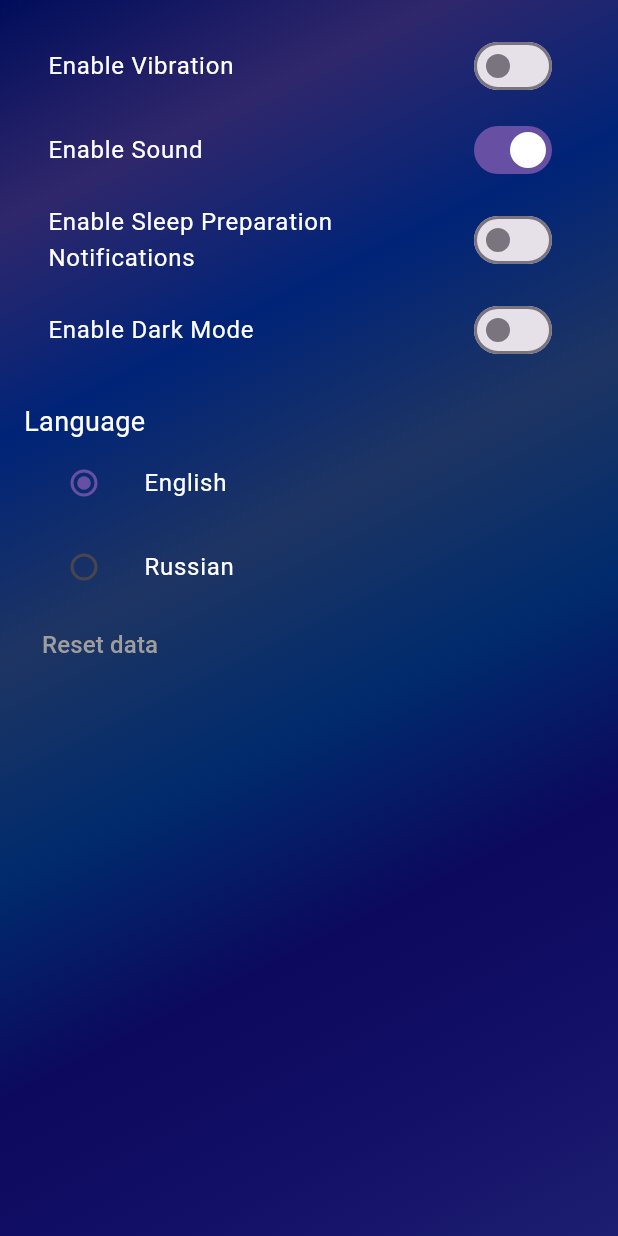
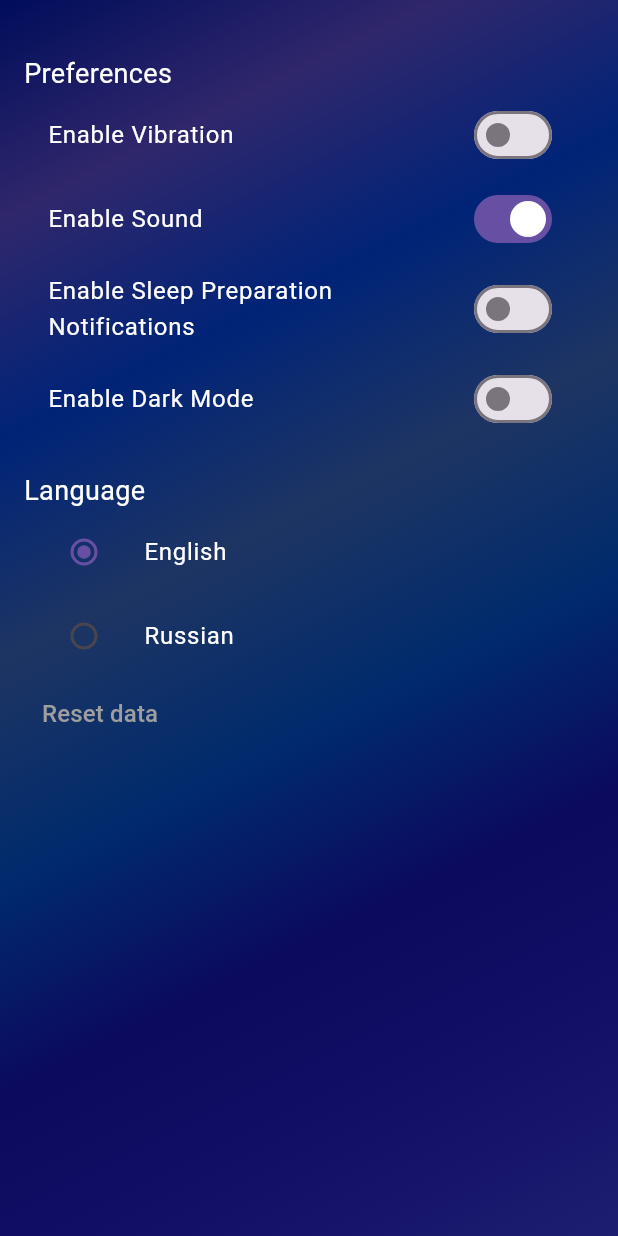
Before and after one commit to g1l4a/SleepTracker, a Flutter app: the SettingsScreen screen opened directly, on a phone screen of 412 x 824 dp. Run offline on Flutter 3.47's test engine with Material 3 defaults, Android fonts, the light colour scheme and no system bars; our stand-ins replace flutter_local_notifications, flutter_riverpod, permission_handler, shared_preferences, timezone; accounts and stored records are empty; Roboto replaces fonts that are missing (Montserrat).

Commit message:
Settings UI minor tweaks

```diff
--- a/lib/settings_screen.dart
+++ b/lib/settings_screen.dart
@@ -31,6 +31,11 @@ class SettingsScreen extends ConsumerWidget {
             child: Column(
               crossAxisAlignment: CrossAxisAlignment.start,
               children: [
+                const SizedBox(height: 20),
+                const Text(
+                  'Preferences',
+                  style: TextStyle(fontSize: 18, color: Colors.white),
+                ),
                 SwitchListTile(
                   title: const Text('Enable Vibration', style: TextStyle(color: Colors.white)),
                   value: settings.vibrationEnabled,
```
